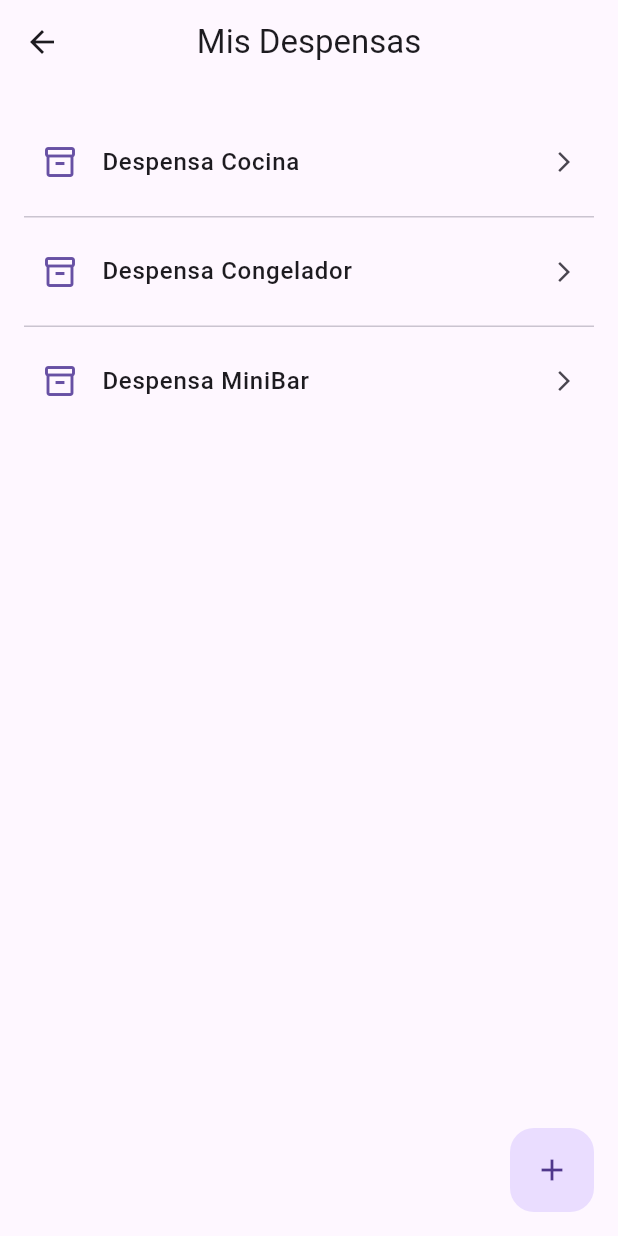
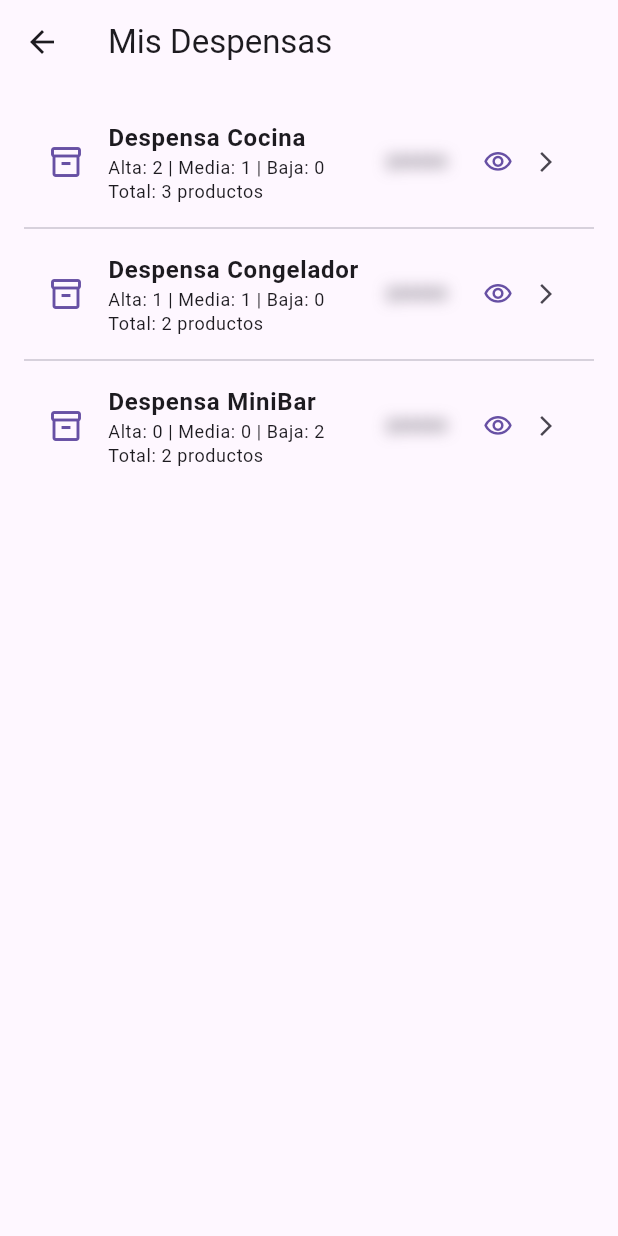
Before and after one commit to Drakz0n/TuDespensa, a Flutter app: the InventoryScreen screen opened directly, on a phone screen of 412 x 824 dp. Run offline on Flutter 3.47's test engine with Material 3 defaults, Android fonts, the light colour scheme and no system bars.

Commit message:
- Se ajustaron las despensas para integrar la informacion delicada de forma oculta pero alternable para ver visible.

```diff
--- a/lib/models/pantry.dart
+++ b/lib/models/pantry.dart
@@ -21,4 +21,12 @@ class Pantry {
 
   List<Product> get highPriorityProducts => // Prioridad alta
       products.where((p) => p.priority == PriorityLevel.high).toList();
+
+  // Getters para cantidades por prioridad
+  int get lowCount => lowPriorityProducts.length; // Cantidad de productos de prioridad
+  int get mediumCount => mediumPriorityProducts.length; // Cantidad de productos de prioridad
+  int get highCount => highPriorityProducts.length; // Cantidad de productos de prioridad
+
+  // Calculo del precio total
+  double get totalPrice => products.fold(0, (sum, p) => sum + p.price); // Precio total de los productos
 }
--- a/lib/screens/inventory_screen.dart
+++ b/lib/screens/inventory_screen.dart
@@ -1,3 +1,4 @@
+import 'dart:ui'; // para usar el blur en los detalles importantes
 import 'package:flutter/material.dart';
 import '../models/pantry.dart';
 import '../models/product.dart';
@@ -8,94 +9,107 @@ class InventoryScreen extends StatelessWidget {
 
   @override
   Widget build(BuildContext context) {
-    final theme = Theme.of(context);
-
-    // Lista de despensas base para la maqueta
     final List<Pantry> despensas = [
-      Pantry(id: '1', name: 'Despensa Cocina'),
-      Pantry(id: '2', name: 'Despensa Congelador'),
-      Pantry(id: '3', name: 'Despensa MiniBar'),
+      Pantry(
+        id: '1',
+        name: 'Despensa Cocina',
+        products: [
+          Product(id: '1', name: 'Aceite', price: 3000, priority: PriorityLevel.high, ImagePath: 'assets/images/Aceite.png'),
+          Product(id: '2', name: 'Arroz', price: 1500, priority: PriorityLevel.high, ImagePath: 'assets/images/Arroz.png'),
+          Product(id: '3', name: 'Fideos', price: 900, priority: PriorityLevel.medium, ImagePath: 'assets/images/Fideos.png'),
+        ]
+      ),
+      Pantry(
+        id: '2',
+        name: 'Despensa Congelador',
+        products: [
+          Product(id: '4', name: 'Carne Molida', price: 4500, priority: PriorityLevel.high, ImagePath: 'assets/images/CarneMolidaCongelada.png'),
+          Product(id: '5', name: 'Papas Duquesas', price: 3800, priority: PriorityLevel.medium, ImagePath: 'assets/images/PapasDuquesasCongelada.png'),
+        ]
+      ),
+      Pantry(
+        id: '3',
+        name: 'Despensa MiniBar',
+        products: [
+          Product(id: '6', name: 'Lemon Stone', price: 1200, priority: PriorityLevel.low, ImagePath: 'assets/images/LemonStone.png'),
+          Product(id: '7', name: 'Galletas', price: 800, priority: PriorityLevel.low, ImagePath: 'assets/images/Galletas.png'),
+        ]
+      ),
     ];
 
     return Scaffold(
-      appBar: AppBar(
-        title: const Text('Mis Despensas'),
-        centerTitle: true,
-      ),
+      appBar: AppBar(title: const Text('Mis Despensas')),
       body: ListView.separated(
         padding: const EdgeInsets.all(16),
         itemCount: despensas.length,
-        separatorBuilder: (context, index) => const Divider(height: 1),
+        separatorBuilder: (context, index) => const Divider(),
         itemBuilder: (context, index) {
-          final pantry = despensas[index];
-
-          return ListTile(
-            contentPadding: const EdgeInsets.symmetric(vertical: 8, horizontal: 12),
-            leading: Icon(
-              Icons.inventory_2_outlined,
-              color: theme.colorScheme.primary,
-            ),
-            title: Text(
-              pantry.name,
-              style: theme.textTheme.bodyLarge?.copyWith(
-                color: theme.colorScheme.onSurface,
-                fontWeight: FontWeight.w500,
-              ),
-            ),
-            trailing: const Icon(Icons.arrow_forward_ios, size: 16),
-            onTap: () {
-              final pantryConDatos = Pantry(
-                id: pantry.id,
-                name: pantry.name,
-                products: [
-                  Product(
-                    id: '1',
-                    name: 'Arroz',
-                    price: 1500,
-                    priority: PriorityLevel.high,
-                    ImagePath: 'assets/images/Arroz.png'
-                  ),
-                  Product(
-                    id: '2',
-                    name: 'Aceite',
-                    price: 3000,
-                    priority: PriorityLevel.high,
-                    ImagePath: 'assets/images/Aceite.png'
-                  ),
-                  Product(
-                    id: '3',
-                    name: 'Fideos',
-                    price: 900,
-                    priority: PriorityLevel.medium,
-                    ImagePath: 'assets/images/Fideos.png'
-                  ),
-                  Product(
-                    id: '4',
-                    name: 'Galletas',
-                    price: 1200,
-                    priority: PriorityLevel.low,
-                    ImagePath: 'assets/images/Galletas.png'
-                  ),
-                ],
-              );
-
-              Navigator.push(
-                context,
-                MaterialPageRoute(
-                  builder: (context) => PantryDetailsScreen(pantry: pantryConDatos),
-                ),
-              );
-            },
-          );
+          return PantryTile(pantry: despensas[index]);
         },
-      ),
-      floatingActionButton: FloatingActionButton(
-        onPressed: () {
-        },
-        elevation: 0,
-        backgroundColor: theme.colorScheme.primaryContainer,
-        child: Icon(Icons.add, color: theme.colorScheme.onPrimaryContainer),
       ),
     );
   }
 }
+
+class PantryTile extends StatefulWidget {
+  final Pantry pantry;
+  const PantryTile({super.key, required this.pantry});
+
+  @override
+  State<PantryTile> createState() => _PantryTileState();
+}
+
+class _PantryTileState extends State<PantryTile> {
+  bool _showPrice = false;
+
+  @override
+  Widget build(BuildContext context) {
+    final theme = Theme.of(context);
+
+    return ListTile(
+      leading: Icon(Icons.inventory_2_outlined, color: theme.colorScheme.primary),
+      title: Text(widget.pantry.name, style: const TextStyle(fontWeight: FontWeight.bold)),
+      subtitle: Text(
+        'Alta: ${widget.pantry.highCount} | Media: ${widget.pantry.mediumCount} | Baja: ${widget.pantry.lowCount}\nTotal: ${widget.pantry.products.length} productos',
+        style: theme.textTheme.bodySmall,
+      ),
+
+      // Lado derecho
+      trailing: Row(
+        mainAxisSize: MainAxisSize.min,
+        children: [
+          // Precio con efecto Blur
+          _showPrice
+            ? Text('\$${widget.pantry.totalPrice.toInt()}', style: const TextStyle(fontWeight: FontWeight.bold))
+            : ImageFiltered(
+                imageFilter: ImageFilter.blur(sigmaX: 5, sigmaY: 5),
+                child: const Text('\$99999'),
+              ),
+
+          const SizedBox(width: 10),
+          // Botón del Ojito
+          IconButton(
+            icon: Icon(
+              _showPrice ? Icons.visibility_off_outlined : Icons.visibility_outlined,
+              size: 20,
+              color: theme.colorScheme.primary,
+            ),
+            onPressed: () {
+              setState(() {
+                _showPrice = !_showPrice;
+              });
+            },
+          ),
+
+          const Icon(Icons.arrow_forward_ios, size: 16),
+        ],
+      ),
+      onTap: () {
+        Navigator.push(
+          context,
+          MaterialPageRoute(builder: (context) => PantryDetailsScreen(pantry: widget.pantry)),
+        );
+      },
+    );
+  }
+}
```
